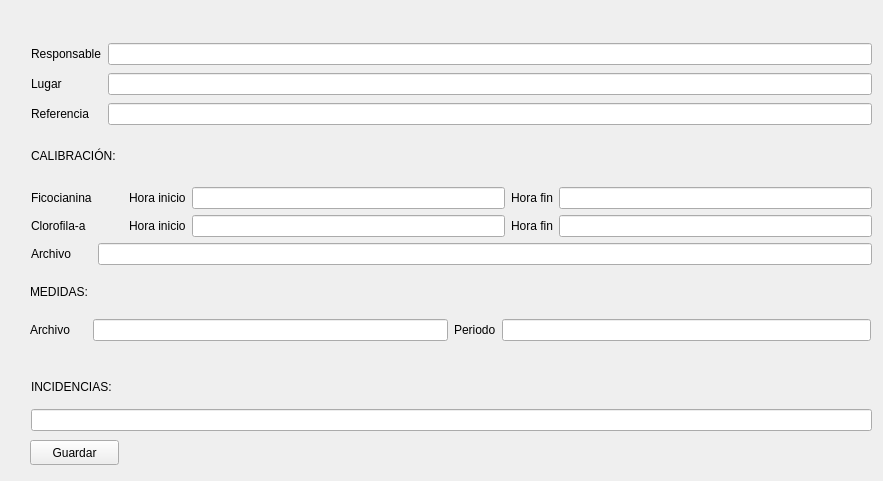
Qt form src/widgets/muestreo_window.ui (UCM-237/PprzGCS) before a commit.
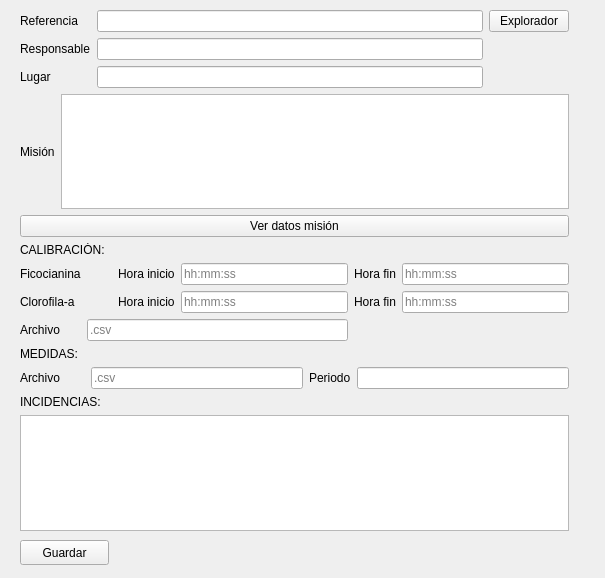
The same form after that commit.

```diff
--- a/src/widgets/muestreo_window.ui
+++ b/src/widgets/muestreo_window.ui
@@ -6,8 +6,8 @@
    <rect>
     <x>0</x>
     <y>0</y>
-    <width>883</width>
-    <height>481</height>
+    <width>605</width>
+    <height>578</height>
    </rect>
   </property>
   <property name="windowTitle">
@@ -16,8 +16,8 @@
   <widget class="QPushButton" name="button_save">
    <property name="geometry">
     <rect>
-     <x>30</x>
-     <y>440</y>
+     <x>20</x>
+     <y>540</y>
      <width>89</width>
      <height>25</height>
     </rect>
@@ -29,81 +29,93 @@
   <widget class="QWidget" name="">
    <property name="geometry">
     <rect>
-     <x>31</x>
-     <y>41</y>
-     <width>841</width>
-     <height>89</height>
+     <x>20</x>
+     <y>10</y>
+     <width>549</width>
+     <height>521</height>
     </rect>
    </property>
+   <layout class="QVBoxLayout" name="verticalLayout">
+    <item>
    <layout class="QGridLayout" name="gridLayout">
     <item row="0" column="0">
-     <widget class="QLabel" name="label_3">
-      <property name="text">
-       <string>Responsable</string>
-      </property>
-     </widget>
-    </item>
-    <item row="0" column="1">
-     <widget class="QLineEdit" name="label_responsable">
-      <property name="text">
-       <string/>
-      </property>
-     </widget>
-    </item>
-    <item row="1" column="0">
-     <widget class="QLabel" name="label_4">
-      <property name="text">
-       <string>Lugar</string>
-      </property>
-     </widget>
-    </item>
-    <item row="1" column="1">
-     <widget class="QLineEdit" name="label_lugar">
-      <property name="text">
-       <string/>
-      </property>
-     </widget>
-    </item>
-    <item row="2" column="0">
      <widget class="QLabel" name="label_5">
       <property name="text">
        <string>Referencia</string>
       </property>
      </widget>
     </item>
-    <item row="2" column="1">
+      <item row="2" column="0">
+       <widget class="QLabel" name="label_4">
+        <property name="text">
+         <string>Lugar</string>
+        </property>
+       </widget>
+      </item>
+      <item row="1" column="0">
+       <widget class="QLabel" name="label_3">
+        <property name="text">
+         <string>Responsable</string>
+        </property>
+       </widget>
+      </item>
+      <item row="0" column="1">
      <widget class="QLineEdit" name="label_referencia">
       <property name="text">
        <string/>
       </property>
      </widget>
     </item>
-   </layout>
-  </widget>
-  <widget class="QWidget" name="">
-   <property name="geometry">
-    <rect>
-     <x>31</x>
-     <y>130</y>
-     <width>841</width>
-     <height>135</height>
-    </rect>
-   </property>
+      <item row="2" column="1">
+       <widget class="QLineEdit" name="label_lugar">
+        <property name="text">
+         <string/>
+        </property>
+       </widget>
+      </item>
+      <item row="1" column="1">
+       <widget class="QLineEdit" name="label_responsable">
+        <property name="text">
+         <string/>
+        </property>
+       </widget>
+      </item>
+      <item row="0" column="2">
+       <widget class="QPushButton" name="button_explorer_referencia">
+        <property name="text">
+         <string>Explorador</string>
+        </property>
+       </widget>
+      </item>
+     </layout>
+    </item>
+    <item>
+     <layout class="QHBoxLayout" name="horizontalLayout">
+      <item>
+       <widget class="QLabel" name="label_17">
+        <property name="text">
+         <string>Misión</string>
+        </property>
+       </widget>
+      </item>
+      <item>
+       <widget class="QListView" name="listView_mision">
+        <property name="editTriggers">
+         <set>QAbstractItemView::NoEditTriggers</set>
+        </property>
+       </widget>
+      </item>
+     </layout>
+    </item>
+    <item>
+     <widget class="QPushButton" name="button_ver_datos_mision">
+      <property name="text">
+       <string>Ver datos misión</string>
+      </property>
+     </widget>
+    </item>
+    <item>
    <layout class="QGridLayout" name="gridLayout_2">
-    <item row="1" column="3">
-     <widget class="QLineEdit" name="label_h_inicio_ficocianina">
-      <property name="text">
-       <string/>
-      </property>
-     </widget>
-    </item>
-    <item row="1" column="4">
-     <widget class="QLabel" name="label_6">
-      <property name="text">
-       <string>Hora fin</string>
-      </property>
-     </widget>
-    </item>
     <item row="0" column="0" colspan="2">
      <widget class="QLabel" name="label">
       <property name="text">
@@ -111,11 +123,14 @@
       </property>
      </widget>
     </item>
-    <item row="2" column="3">
-     <widget class="QLineEdit" name="label_h_inicio_clorofila">
+      <item row="3" column="1" colspan="3">
+       <widget class="QLineEdit" name="label_archivo_calibracion">
       <property name="text">
        <string/>
       </property>
+        <property name="placeholderText">
+         <string>.csv</string>
+        </property>
      </widget>
     </item>
     <item row="2" column="4">
@@ -125,27 +140,6 @@
       </property>
      </widget>
     </item>
-    <item row="3" column="0">
-     <widget class="QLabel" name="label_12">
-      <property name="text">
-       <string>Archivo</string>
-      </property>
-     </widget>
-    </item>
-    <item row="1" column="5">
-     <widget class="QLineEdit" name="label_h_fin_ficocianina">
-      <property name="text">
-       <string/>
-      </property>
-     </widget>
-    </item>
-    <item row="2" column="5">
-     <widget class="QLineEdit" name="label_h_fin_clorofila">
-      <property name="text">
-       <string/>
-      </property>
-     </widget>
-    </item>
     <item row="2" column="0" colspan="2">
      <widget class="QLabel" name="label_9">
       <property name="text">
@@ -153,13 +147,6 @@
       </property>
      </widget>
     </item>
-    <item row="1" column="2">
-     <widget class="QLabel" name="label_7">
-      <property name="text">
-       <string>Hora inicio</string>
-      </property>
-     </widget>
-    </item>
     <item row="2" column="2">
      <widget class="QLabel" name="label_10">
       <property name="text">
@@ -174,51 +161,74 @@
       </property>
      </widget>
     </item>
-    <item row="3" column="1" colspan="5">
-     <widget class="QLineEdit" name="label_archivo_calibracion">
+      <item row="1" column="3">
+       <widget class="QLineEdit" name="label_h_inicio_ficocianina">
       <property name="text">
        <string/>
       </property>
-     </widget>
-    </item>
-   </layout>
-  </widget>
-  <widget class="QWidget" name="">
-   <property name="geometry">
-    <rect>
-     <x>31</x>
-     <y>370</y>
-     <width>841</width>
-     <height>61</height>
-    </rect>
-   </property>
-   <layout class="QGridLayout" name="gridLayout_4">
-    <item row="0" column="0">
-     <widget class="QLabel" name="label_15">
+        <property name="placeholderText">
+         <string>hh:mm:ss</string>
+        </property>
+       </widget>
+      </item>
+      <item row="1" column="2">
+       <widget class="QLabel" name="label_7">
+        <property name="text">
+         <string>Hora inicio</string>
+        </property>
+       </widget>
+      </item>
+      <item row="2" column="5">
+       <widget class="QLineEdit" name="label_h_fin_clorofila">
+        <property name="text">
+         <string/>
+        </property>
+        <property name="readOnly">
+         <bool>false</bool>
+        </property>
+        <property name="placeholderText">
+         <string>hh:mm:ss</string>
+        </property>
+       </widget>
+      </item>
+      <item row="1" column="4">
+       <widget class="QLabel" name="label_6">
       <property name="text">
-       <string>INCIDENCIAS:</string>
+         <string>Hora fin</string>
       </property>
      </widget>
     </item>
-    <item row="1" column="0">
-     <widget class="QLineEdit" name="label_incidencias">
+      <item row="3" column="0">
+       <widget class="QLabel" name="label_12">
       <property name="text">
-       <string/>
+         <string>Archivo</string>
       </property>
      </widget>
     </item>
-   </layout>
-  </widget>
-  <widget class="QWidget" name="">
-   <property name="geometry">
-    <rect>
-     <x>30</x>
-     <y>270</y>
-     <width>841</width>
-     <height>91</height>
-    </rect>
-   </property>
-   <layout class="QGridLayout" name="gridLayout_5">
+      <item row="2" column="3">
+       <widget class="QLineEdit" name="label_h_inicio_clorofila">
+        <property name="text">
+         <string/>
+        </property>
+        <property name="placeholderText">
+         <string>hh:mm:ss</string>
+        </property>
+       </widget>
+      </item>
+      <item row="1" column="5">
+       <widget class="QLineEdit" name="label_h_fin_ficocianina">
+        <property name="text">
+         <string/>
+        </property>
+        <property name="placeholderText">
+         <string>hh:mm:ss</string>
+        </property>
+       </widget>
+      </item>
+     </layout>
+    </item>
+    <item>
+     <layout class="QGridLayout" name="gridLayout_3">
     <item row="0" column="0">
      <widget class="QLabel" name="label_13">
       <property name="text">
@@ -227,35 +237,30 @@
      </widget>
     </item>
     <item row="1" column="0">
-     <layout class="QHBoxLayout" name="horizontalLayout">
-      <item>
-       <layout class="QFormLayout" name="formLayout_2">
-        <item row="0" column="0">
          <widget class="QLabel" name="label_14">
           <property name="text">
            <string>Archivo     </string>
           </property>
          </widget>
         </item>
-        <item row="0" column="1">
+      <item row="1" column="1">
          <widget class="QLineEdit" name="label_archivo_medidas">
           <property name="text">
            <string/>
           </property>
-         </widget>
-        </item>
-       </layout>
-      </item>
-      <item>
-       <layout class="QFormLayout" name="formLayout">
-        <item row="0" column="0">
+        <property name="placeholderText">
+         <string>.csv</string>
+        </property>
+       </widget>
+      </item>
+      <item row="1" column="2">
          <widget class="QLabel" name="label_16">
           <property name="text">
            <string>Periodo</string>
           </property>
          </widget>
         </item>
-        <item row="0" column="1">
+      <item row="1" column="3">
          <widget class="QLineEdit" name="label_periodo_medidas">
           <property name="text">
            <string/>
@@ -263,6 +268,25 @@
          </widget>
         </item>
        </layout>
+    </item>
+    <item>
+     <layout class="QGridLayout" name="gridLayout_4">
+      <item row="0" column="0">
+       <widget class="QLabel" name="label_15">
+        <property name="text">
+         <string>INCIDENCIAS:</string>
+        </property>
+       </widget>
+      </item>
+      <item row="1" column="0">
+       <widget class="QTextBrowser" name="label_incidencias">
+        <property name="enabled">
+         <bool>true</bool>
+        </property>
+        <property name="readOnly">
+         <bool>false</bool>
+        </property>
+       </widget>
       </item>
      </layout>
     </item>
```
Lines whose indentation alone changed are shown as unchanged.
